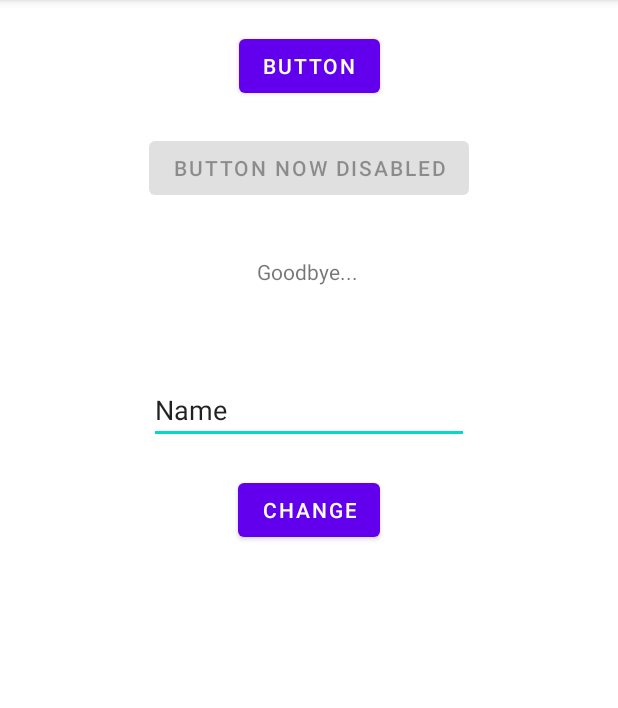
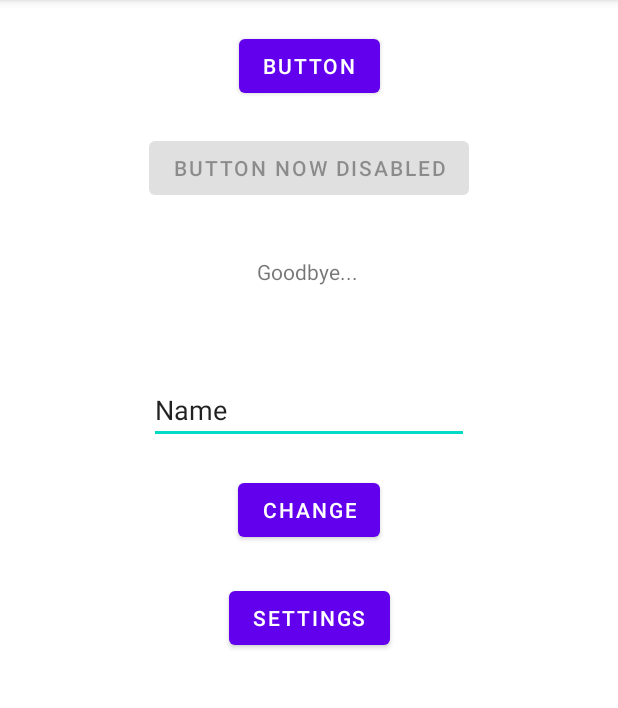
Before and after one commit to AntonyXXu/Android-App-Tutorial, an Android app: the screen it shows after launch (MainActivity), after a tap on "CHANGE", on a phone screen of 412 x 824 dp, the part 84-792 px from its top. Run offline under Robolectric (Android 15) with nearby library versions, the phone set to English and light mode, and no system bars; 2 other taps on this screen came first.

Commit message:
build new activity

```diff
--- a/app/src/main/java/com/example/myapplication/MainActivity.java
+++ b/app/src/main/java/com/example/myapplication/MainActivity.java
@@ -2,12 +2,14 @@ package com.example.myapplication;
 
 import androidx.appcompat.app.AppCompatActivity;
 
+import android.content.Intent;
 import android.os.Bundle;
 import android.util.Log;
 import android.view.View;
 import android.widget.Button;
 import android.widget.EditText;
 import android.widget.TextView;
+import android.widget.Toast;
 
 public class MainActivity extends AppCompatActivity {
 
@@ -32,6 +34,16 @@ public class MainActivity extends AppCompatActivity {
     public void handleTextView(View v) {
         EditText text = findViewById(R.id.nameTextField);
         String input = text.getText().toString();
+        Button b = (Button) v;
+        Toast.makeText(this, input, Toast.LENGTH_LONG).show();
+
         Log.d("info", input);
     }
+
+    public void launchSettings(View v) {
+        // launch a new activity
+        Intent i = new Intent(this, SettingsActivity.class);
+        startActivity(i);
+
+    }
 }
--- a/app/src/main/res/layout/activity_main.xml
+++ b/app/src/main/res/layout/activity_main.xml
@@ -65,4 +65,15 @@
         app:layout_constraintStart_toStartOf="parent"
         app:layout_constraintTop_toBottomOf="@+id/HelloWorld" />
 
+    <Button
+        android:id="@+id/btnLaunchSettings"
+        android:layout_width="wrap_content"
+        android:layout_height="wrap_content"
+        android:layout_marginTop="24dp"
+        android:onClick="launchSettings"
+        android:text="Settings"
+        app:layout_constraintEnd_toEndOf="parent"
+        app:layout_constraintStart_toStartOf="parent"
+        app:layout_constraintTop_toBottomOf="@+id/nameTextButton" />
+
 </androidx.constraintlayout.widget.ConstraintLayout>
```
Also changed, not shown: app/src/main/AndroidManifest.xml (+5 -3 lines), app/src/main/java/com/example/myapplication/SettingsActivity.java (added, +13 -0 lines), app/src/main/res/layout/activity_settings.xml (added, +10 -0 lines).
